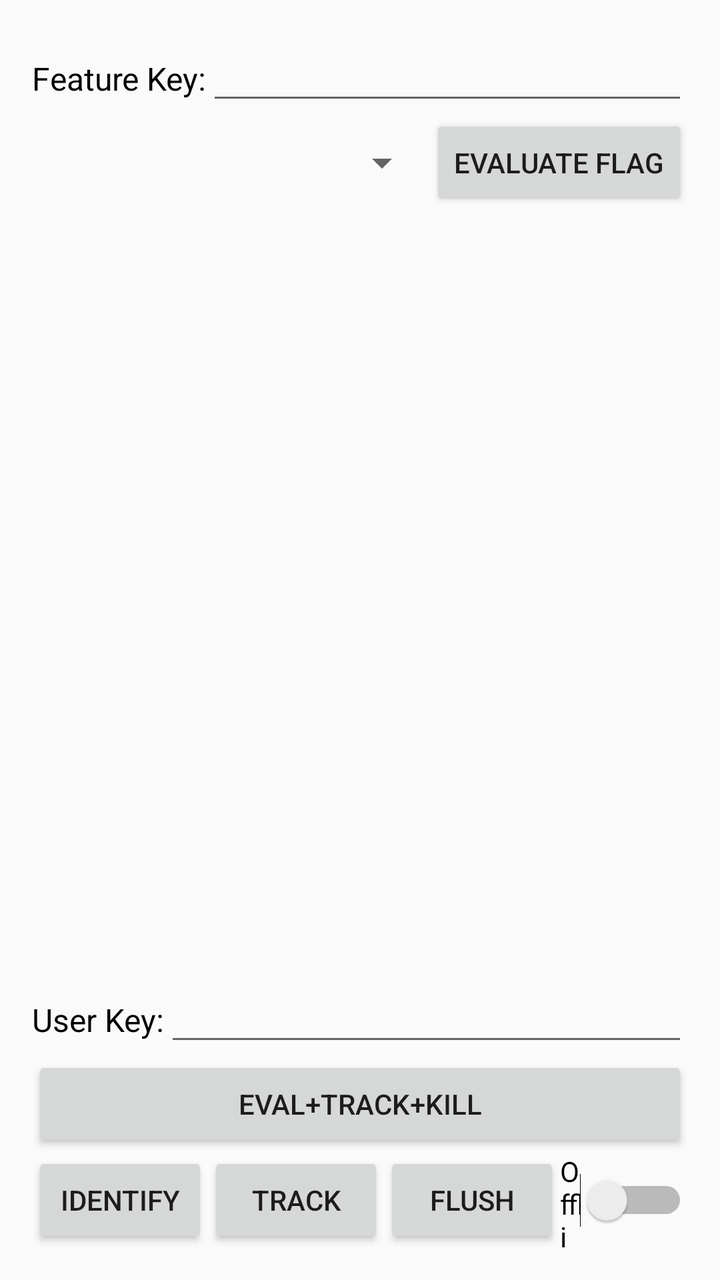
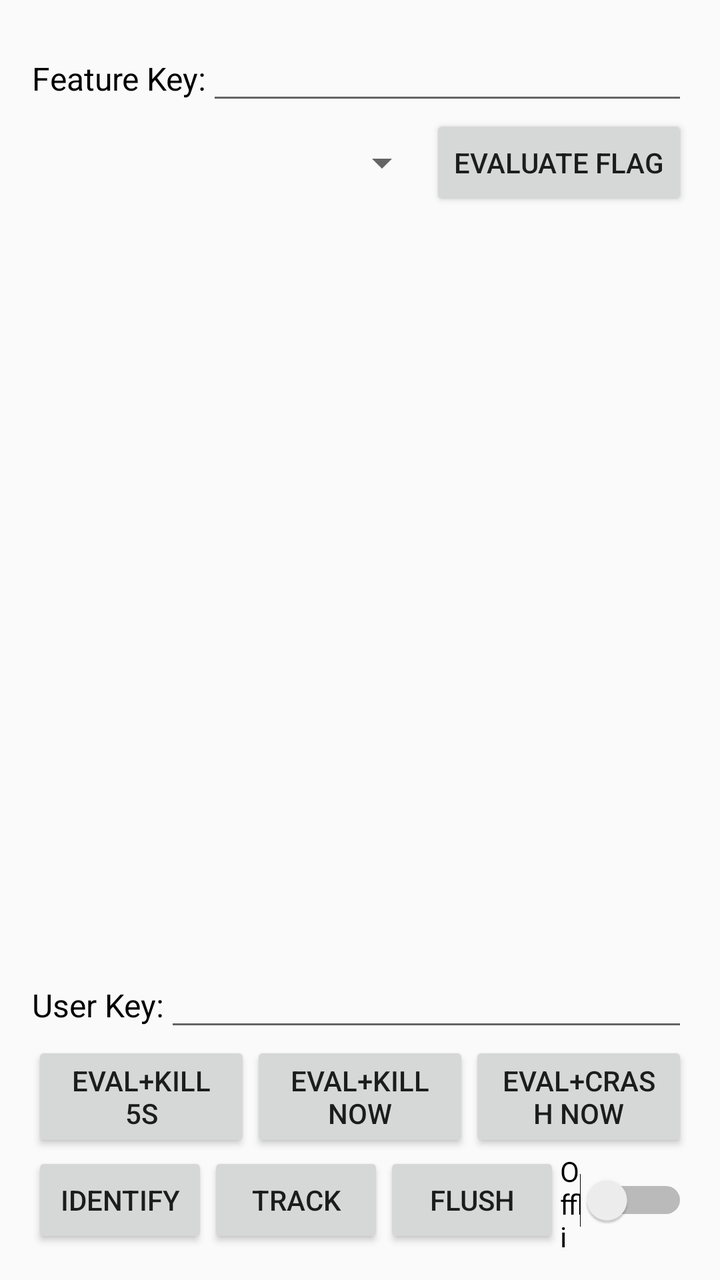

Before-and-after screenshots of an Android layout around one commit, followed by the original layout XML and the change that was made.
<!-- AndroidManifest.xml: application theme AppTheme -->
<!-- res/layout/activity_main.xml -->
<?xml version="1.0" encoding="utf-8"?>
<RelativeLayout xmlns:android="http://schemas.android.com/apk/res/android"
    xmlns:tools="http://schemas.android.com/tools"
    android:layout_width="match_parent"
    android:layout_height="match_parent"
    android:paddingLeft="@dimen/activity_horizontal_margin"
    android:paddingTop="@dimen/activity_vertical_margin"
    android:paddingRight="@dimen/activity_horizontal_margin"
    android:paddingBottom="@dimen/activity_vertical_margin"
    tools:context="com.launchdarkly.sdk.testapp.MainActivity">

    <Button
        android:id="@+id/identify_button"
        android:layout_width="wrap_content"
        android:layout_height="wrap_content"
        android:layout_alignParentStart="true"
        android:layout_alignParentLeft="true"
        android:layout_alignParentBottom="true"
        android:text="Identify" />

    <Button
        android:id="@+id/track_button"
        android:layout_width="wrap_content"
        android:layout_height="wrap_content"
        android:layout_alignParentBottom="true"
        android:layout_toEndOf="@id/identify_button"
        android:layout_toRightOf="@id/identify_button"
        android:text="Track" />

    <Button
        android:id="@+id/flush_button"
        android:layout_width="wrap_content"
        android:layout_height="wrap_content"
        android:layout_alignParentBottom="true"
        android:layout_toEndOf="@+id/track_button"
        android:layout_toRightOf="@+id/track_button"
        android:text="Flush" />

    <EditText
        android:id="@+id/feature_flag_key"
        android:layout_width="wrap_content"
        android:layout_height="wrap_content"
        android:layout_alignParentTop="true"
        android:layout_alignParentEnd="true"
        android:layout_alignParentRight="true"
        android:layout_toEndOf="@+id/textView"
        android:layout_toRightOf="@+id/textView" />

    <Spinner
        android:id="@+id/type_spinner"
        android:layout_width="wrap_content"
        android:layout_height="wrap_content"
        android:layout_below="@+id/feature_flag_key"
        android:layout_alignTop="@id/eval_button"
        android:layout_alignBottom="@id/eval_button"
        android:layout_alignParentStart="true"
        android:layout_alignParentLeft="true"
        android:layout_toStartOf="@+id/eval_button"
        android:layout_toLeftOf="@+id/eval_button"
        android:spinnerMode="dropdown" />

    <Button
        android:id="@+id/eval_button"
        android:layout_width="wrap_content"
        android:layout_height="wrap_content"
        android:layout_below="@+id/feature_flag_key"
        android:layout_alignParentEnd="true"
        android:layout_alignParentRight="true"
        android:text="Evaluate Flag" />

    <TextView
        android:id="@+id/textView"
        android:layout_width="wrap_content"
        android:layout_height="wrap_content"
        android:layout_alignBaseline="@+id/feature_flag_key"
        android:layout_alignBottom="@+id/feature_flag_key"
        android:layout_alignParentStart="true"
        android:layout_alignParentLeft="true"
        android:text="Feature Key:"
        android:textColor="@android:color/black"
        android:textSize="16sp" />

    <TextView
        android:id="@+id/result_textView"
        android:layout_width="wrap_content"
        android:layout_height="0dp"
        android:layout_above="@+id/dedupe_status"
        android:layout_below="@+id/space"
        android:layout_alignParentStart="true"
        android:layout_alignParentLeft="true"
        android:layout_alignParentEnd="true"
        android:layout_alignParentRight="true" />

    <TextView
        android:id="@+id/dedupe_status"
        android:layout_width="match_parent"
        android:layout_height="wrap_content"
        android:layout_above="@+id/connection_status"
        android:layout_alignParentStart="true"
        android:layout_alignParentLeft="true"
        android:layout_alignParentEnd="true"
        android:layout_alignParentRight="true"
        android:minLines="4"
        android:textColor="@android:color/black" />

    <TextView
        android:id="@+id/connection_status"
        android:layout_width="match_parent"
        android:layout_height="wrap_content"
        android:layout_above="@id/userKey_editText"
        android:layout_alignParentStart="true"
        android:layout_alignParentLeft="true"
        android:layout_alignParentEnd="true"
        android:layout_alignParentRight="true"
        android:minLines="4" />

    <Button
        android:id="@+id/kill_unsent_button"
        android:layout_width="match_parent"
        android:layout_height="wrap_content"
        android:layout_above="@id/identify_button"
        android:layout_alignParentStart="true"
        android:layout_alignParentLeft="true"
        android:layout_alignParentEnd="true"
        android:layout_alignParentRight="true"
        android:text="Eval+track+kill" />

    <Space
        android:id="@+id/space"
        android:layout_width="0dp"
        android:layout_height="8dp"
        android:layout_below="@+id/eval_button"
        android:layout_alignParentStart="true"
        android:layout_alignParentLeft="true"
        android:layout_alignParentEnd="true"
        android:layout_alignParentRight="true" />

    <EditText
        android:id="@+id/userKey_editText"
        android:layout_width="wrap_content"
        android:layout_height="wrap_content"
        android:layout_above="@+id/kill_unsent_button"
        android:layout_alignEnd="@+id/result_textView"
        android:layout_alignRight="@+id/result_textView"
        android:layout_toEndOf="@+id/textView2"
        android:layout_toRightOf="@+id/textView2" />

    <TextView
        android:id="@+id/textView2"
        android:layout_width="wrap_content"
        android:layout_height="wrap_content"
        android:layout_alignBaseline="@+id/userKey_editText"
        android:layout_alignBottom="@+id/userKey_editText"
        android:layout_alignParentStart="true"
        android:layout_alignParentLeft="true"
        android:text="User Key:"
        android:textColor="@android:color/black"
        android:textSize="16sp" />

    <Switch
        android:id="@+id/offlineSwitch"
        android:layout_width="wrap_content"
        android:layout_height="wrap_content"
        android:layout_alignTop="@+id/flush_button"
        android:layout_alignParentEnd="true"
        android:layout_alignParentRight="true"
        android:layout_alignParentBottom="true"
        android:layout_toEndOf="@+id/flush_button"
        android:layout_toRightOf="@+id/flush_button"
        android:checked="false"
        android:text="Offline" />

</RelativeLayout>
<!-- resources referenced by this layout -->
<resources>
  <dimen name="activity_horizontal_margin">16dp</dimen>
  <dimen name="activity_vertical_margin">16dp</dimen>
  <style name="AppTheme" parent="@style/Theme.AppCompat.Light.DarkActionBar">
          
          <item name="colorPrimary">@color/colorPrimary</item>
          <item name="colorPrimaryDark">@color/colorPrimaryDark</item>
          <item name="colorAccent">@color/colorAccent</item>
      </style>
  <color name="colorPrimary">#3F51B5</color>
  <color name="colorPrimaryDark">#303F9F</color>
  <color name="colorAccent">#FF4081</color>
</resources>

<!-- the commit's change to res/layout/activity_main.xml (unified diff, before → after) -->
@@ -114,8 +114,9 @@
         android:layout_alignParentRight="true"
         android:minLines="4" />
 
-    <Button
-        android:id="@+id/kill_unsent_button"
+    
+    <LinearLayout
+        android:id="@+id/kill_row"
         android:layout_width="match_parent"
         android:layout_height="wrap_content"
         android:layout_above="@id/identify_button"
@@ -123,7 +124,29 @@
         android:layout_alignParentLeft="true"
         android:layout_alignParentEnd="true"
         android:layout_alignParentRight="true"
-        android:text="Eval+track+kill" />
+        android:orientation="horizontal">
+
+        <Button
+            android:id="@+id/kill_unsent_button"
+            android:layout_width="0dp"
+            android:layout_height="wrap_content"
+            android:layout_weight="1"
+            android:text="Eval+Kill 5s" />
+
+        <Button
+            android:id="@+id/kill_now_button"
+            android:layout_width="0dp"
+            android:layout_height="wrap_content"
+            android:layout_weight="1"
+            android:text="Eval+Kill now" />
+
+        <Button
+            android:id="@+id/crash_now_button"
+            android:layout_width="0dp"
+            android:layout_height="wrap_content"
+            android:layout_weight="1"
+            android:text="Eval+Crash now" />
+    </LinearLayout>
 
     <Space
         android:id="@+id/space"
@@ -139,7 +162,7 @@
         android:id="@+id/userKey_editText"
         android:layout_width="wrap_content"
         android:layout_height="wrap_content"
-        android:layout_above="@+id/kill_unsent_button"
+        android:layout_above="@+id/kill_row"
         android:layout_alignEnd="@+id/result_textView"
         android:layout_alignRight="@+id/result_textView"
         android:layout_toEndOf="@+id/textView2"
